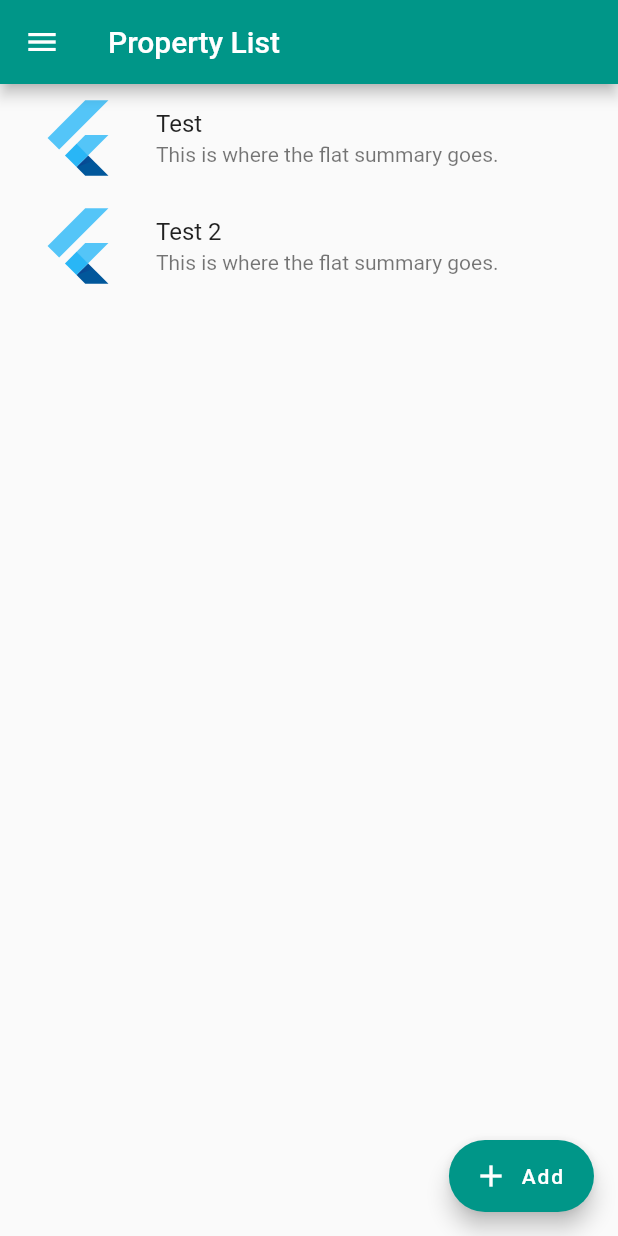
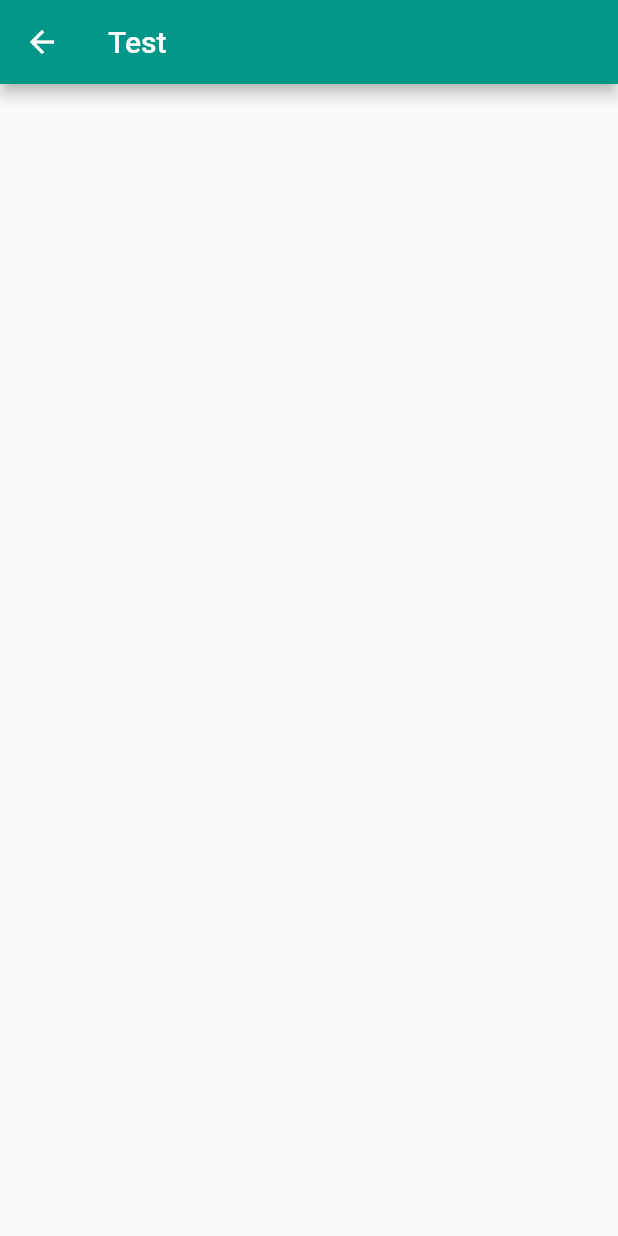
Before and after one commit to Lindronics/property_checklist, a Flutter app: the screen it shows after launch, after a tap on "Test", on a phone screen of 412 x 824 dp. Run offline on Flutter 3.47's test engine with Material 2 defaults, Android fonts, the phone set to English and light mode, and no system bars.

Commit message:
Property page

```diff
--- a/property_checklist_app/lib/main.dart
+++ b/property_checklist_app/lib/main.dart
@@ -1,6 +1,7 @@
 import 'package:flutter/material.dart';
 import 'package:property_checklist_app/add_property.dart';
 import 'package:property_checklist_app/data/storage_adapter.dart';
+import 'package:property_checklist_app/property.dart';
 
 import 'data/property.dart';
 
@@ -54,20 +55,8 @@ class MyHomePage extends StatefulWidget {
 }
 
 class _MyHomePageState extends State<MyHomePage> {
-  int _counter = 0;
-  StorageAdapter<Property> properties =
-      ListStorageAdapter<Property>([Property(name: "Test"), Property(name: "Test 2")]);
-
-  void _incrementCounter() {
-    setState(() {
-      // This call to setState tells the Flutter framework that something has
-      // changed in this State, which causes it to rerun the build method below
-      // so that the display can reflect the updated values. If we changed
-      // _counter without calling setState(), then the build method would not be
-      // called again, and so nothing would appear to happen.
-      _counter++;
-    });
-  }
+  StorageAdapter<Property> properties = ListStorageAdapter<Property>(
+      [Property(name: "Test"), Property(name: "Test 2")]);
 
   addProperty(BuildContext context) async {
     final Property result = await Navigator.push(
@@ -108,7 +97,12 @@ class _MyHomePageState extends State<MyHomePage> {
               title: Text(property.name),
               subtitle: Text('This is where the flat summary goes.'),
               onTap: () {
-                print("test");
+                Navigator.push(
+                    context,
+                    MaterialPageRoute(
+                        builder: (context) => PropertyPage(
+                              property: property,
+                            )));
               });
         },
       ),
--- /dev/null
+++ b/property_checklist_app/lib/property.dart
@@ -0,0 +1,23 @@
+import 'package:flutter/material.dart';
+
+import 'data/property.dart';
+
+class PropertyPage extends StatefulWidget {
+  PropertyPage({Key key, this.property}) : super(key: key);
+
+  final Property property;
+
+  @override
+  _PropertyPageState createState() => _PropertyPageState();
+}
+
+class _PropertyPageState extends State<PropertyPage> {
+  @override
+  Widget build(BuildContext context) {
+    return Scaffold(
+      appBar: AppBar(
+        title: Text(widget.property.name),
+      ),
+    );
+  }
+}
```
